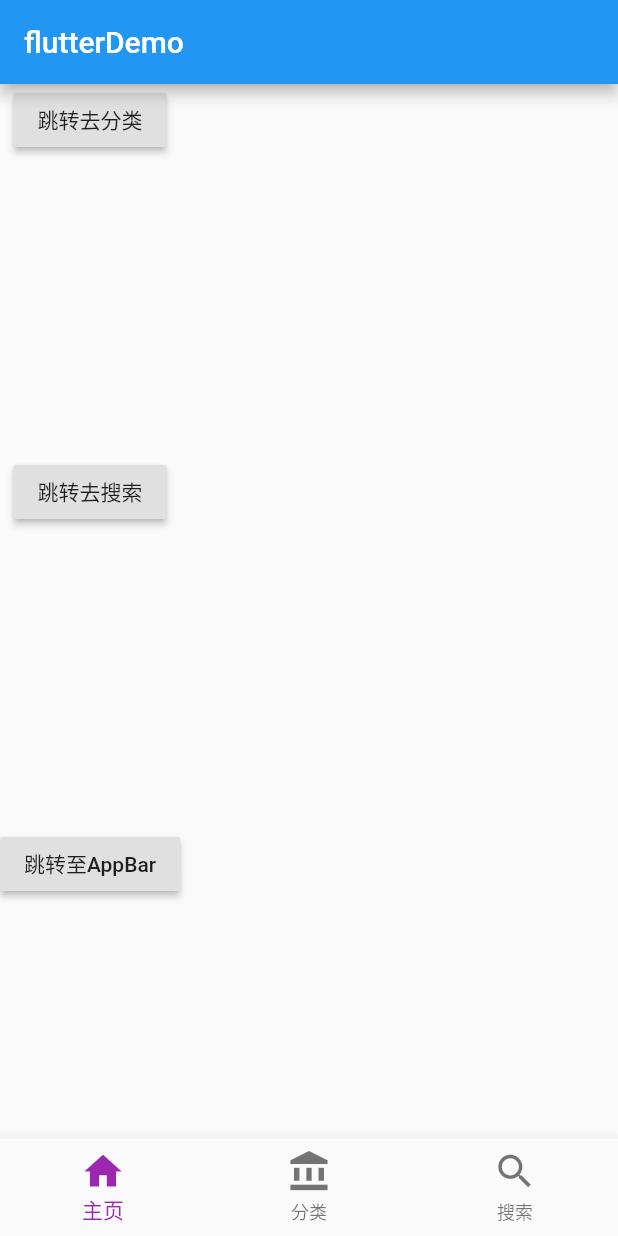
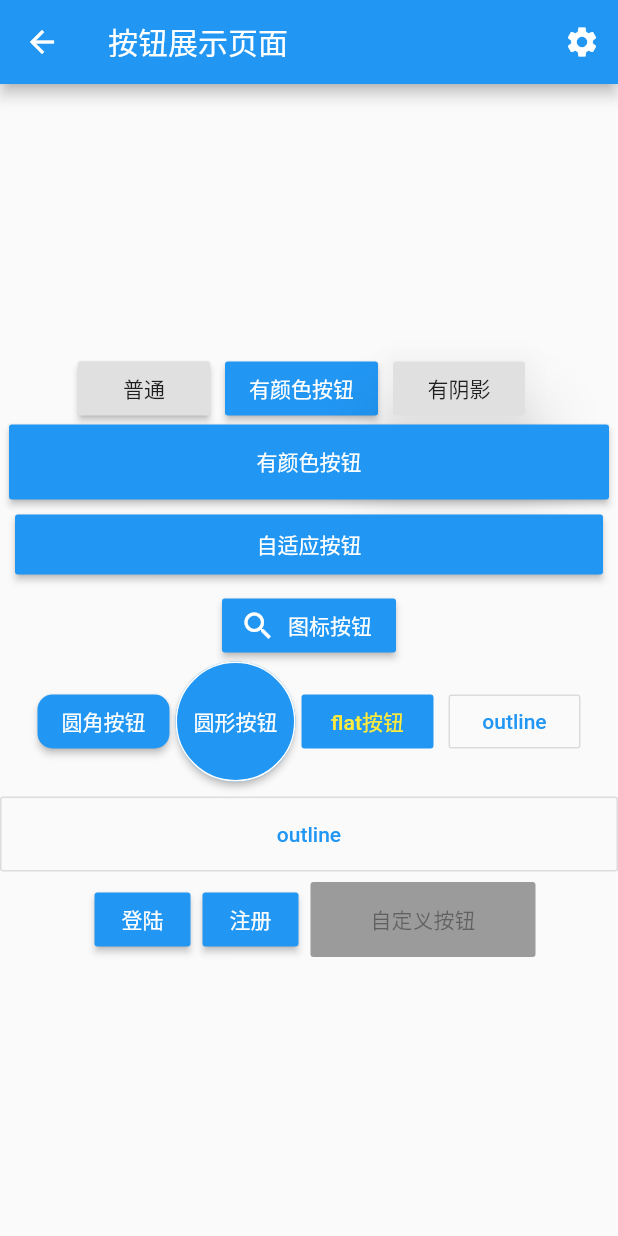
Before and after one commit to Andyyjg/flutterDemo, a Flutter app: the screen it shows after launch, on a phone screen of 412 x 824 dp. Run offline on Flutter 3.47's test engine with Material 2 defaults, Android fonts, the phone set to English and light mode, and no system bars.

Commit message:
buttonDemo提交

```diff
--- a/lib/main.dart
+++ b/lib/main.dart
@@ -16,7 +16,7 @@ class MyApp extends StatelessWidget {
     return MaterialApp(
       debugShowCheckedModeBanner: false,
       home: Tabs(),
-      initialRoute: '/',
+      initialRoute: '/button',
       onGenerateRoute: onGenerateRoute,
     );
   }
--- /dev/null
+++ b/lib/pages/buttons.dart
@@ -0,0 +1,226 @@
+import 'package:flutter/cupertino.dart';
+import 'package:flutter/material.dart';
+
+class ButtonspPage extends StatelessWidget {
+  ButtonspPage({Key key}) : super(key: key);
+
+  @override
+  Widget build(BuildContext context) {
+    // TODO: implement build
+    return Scaffold(
+        appBar: AppBar(
+          title: Text('按钮展示页面'),
+          actions: <Widget>[
+            IconButton(
+              icon: Icon(Icons.settings),
+              onPressed: () {
+                Navigator.pushNamed(context, '/user');
+              },
+            )
+          ],
+        ),
+        body: Column(
+          mainAxisAlignment: MainAxisAlignment.center,
+          children: <Widget>[
+            Row(
+              mainAxisAlignment: MainAxisAlignment.center,
+              children: <Widget>[
+                RaisedButton(
+                  child: Text('普通'),
+                  onPressed: () {
+                    print('普通按钮');
+                  },
+                ),
+                SizedBox(
+                  width: 10,
+                ),
+                RaisedButton(
+                  child: Text('有颜色按钮'),
+                  textColor: Colors.white,
+                  color: Colors.blue,
+                  onPressed: () {
+                    print('有颜色按钮');
+                  },
+                ),
+                SizedBox(
+                  width: 10,
+                ),
+                RaisedButton(
+                  child: Text('有阴影'),
+                  elevation: 20.0,
+                  onPressed: () {
+                    print('阴影');
+                  },
+                ),
+                SizedBox(
+                  width: 10,
+                ),
+              ],
+            ),
+            Row(
+              mainAxisAlignment: MainAxisAlignment.center,
+              children: <Widget>[
+                Container(
+                  height: 50,
+                  width: 400,
+                  child: RaisedButton(
+                    child: Text('有颜色按钮'),
+                    textColor: Colors.white,
+                    color: Colors.blue,
+                    onPressed: () {
+                      print('有颜色按钮');
+                    },
+                  ),
+                ) //设置按钮的宽高
+              ],
+            ),
+            Row(
+              mainAxisAlignment: MainAxisAlignment.center,
+              children: <Widget>[
+                Expanded(
+                  //flex布局
+                  child: Container(
+                    height: 40,
+                    margin: EdgeInsets.all(10),
+                    child: RaisedButton(
+                      child: Text('自适应按钮'),
+                      textColor: Colors.white,
+                      color: Colors.blue,
+                      onPressed: () {
+                        print('自适应按钮');
+                      },
+                    ),
+                  ),
+                ) //设置按钮的宽高
+              ],
+            ),
+            Row(
+              mainAxisAlignment: MainAxisAlignment.center,
+              children: <Widget>[
+                RaisedButton.icon(
+                    onPressed: () {
+                      print('按钮图标');
+                    },
+                    textColor: Colors.white,
+                    color: Colors.blue,
+                    icon: Icon(Icons.search),
+                    label: Text('图标按钮'))
+              ],
+            ),
+            Row(
+              mainAxisAlignment: MainAxisAlignment.center,
+              children: <Widget>[
+                RaisedButton(
+                  child: Text('圆角按钮'),
+                  textColor: Colors.white,
+                  color: Colors.blue,
+                  shape: RoundedRectangleBorder(
+                      borderRadius: BorderRadius.circular(10)),
+                  //配置圆角
+                  onPressed: () {
+                    print('圆角');
+                  },
+                ),
+                Container(
+                  height: 80,
+                  child: RaisedButton(
+                    child: Text('圆形按钮'),
+                    textColor: Colors.white,
+                    color: Colors.blue,
+                    splashColor: Colors.grey,
+                    //水波纹
+                    shape: CircleBorder(side: BorderSide(color: Colors.white)),
+                    //配置圆角
+                    onPressed: () {
+                      print('圆角');
+                    },
+                  ),
+                ),
+                FlatButton(
+                  //扁平化的按钮
+                  child: Text('flat按钮'),
+                  textColor: Colors.yellow,
+                  color: Colors.blue,
+                  onPressed: () {},
+                ),
+                SizedBox(
+                  width: 10,
+                ),
+                OutlineButton(
+                  child: Text('outline'),
+                  textColor: Colors.blue,
+                  color: Colors.blueAccent,
+                  onPressed: () {},
+                )
+              ],
+            ),
+            SizedBox(
+              height: 10,
+            ),
+            Row(
+              mainAxisAlignment: MainAxisAlignment.center,
+              children: <Widget>[
+                Expanded(
+                    child: Container(
+                  height: 50,
+                  child: OutlineButton(
+                    child: Text('outline'),
+                    textColor: Colors.blue,
+                    color: Colors.blueAccent,
+                    onPressed: () {},
+                  ),
+                ))
+              ],
+            ),
+            Row(
+              //按钮组
+              mainAxisAlignment: MainAxisAlignment.center,
+              children: <Widget>[
+                ButtonBar(
+                  children: <Widget>[
+                    RaisedButton(
+                      child: Text('登陆'),
+                      textColor: Colors.white,
+                      color: Colors.blue,
+                      onPressed: () {
+                        print('注册');
+                      },
+                    ),
+                    RaisedButton(
+                      child: Text('注册'),
+                      textColor: Colors.white,
+                      color: Colors.blue,
+
+                      //配置圆角
+                      onPressed: () {
+                        print('圆角');
+                      },
+                    ),
+                  ],
+                ),
+                MyButton(text: '自定义按钮',width: 200,)
+              ],
+            )
+          ],
+        ));
+  }
+}
+
+class MyButton extends StatelessWidget {
+  final text;
+  final pressed;
+  final width;
+  final height;
+
+  const MyButton({this.text = '',this.pressed,this.width=80.0,this.height=30.0 });
+
+  @override
+  Widget build(BuildContext context) {
+    // TODO: implement build
+    return Container(
+      height: 50,
+      width: 150,
+      child: RaisedButton(child: Text(this.text), onPressed: this.pressed),
+    );
+  }
+}
```
Also changed, not shown: lib/pages/appBar.dart (+102 -12 lines), lib/pages/tabController.dart (added, +60 -0 lines), lib/pages/tabs.dart (+67 -3 lines), lib/pages/user.dart (added, +15 -0 lines), lib/route/routes.dart (+7 -1 lines).
